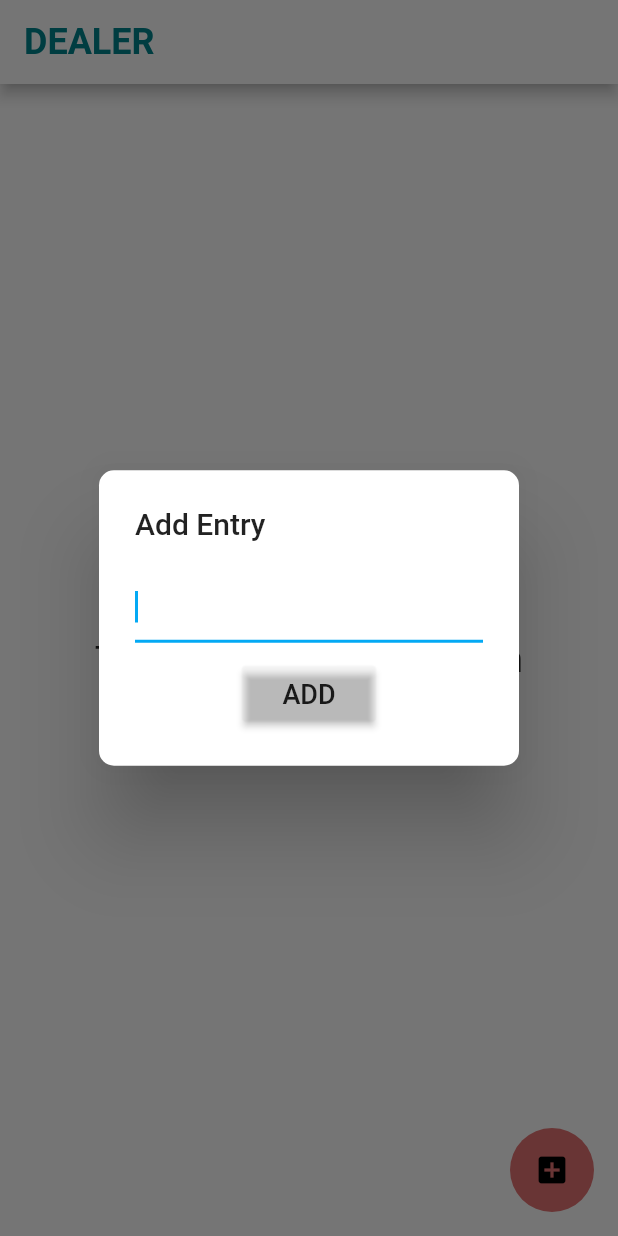
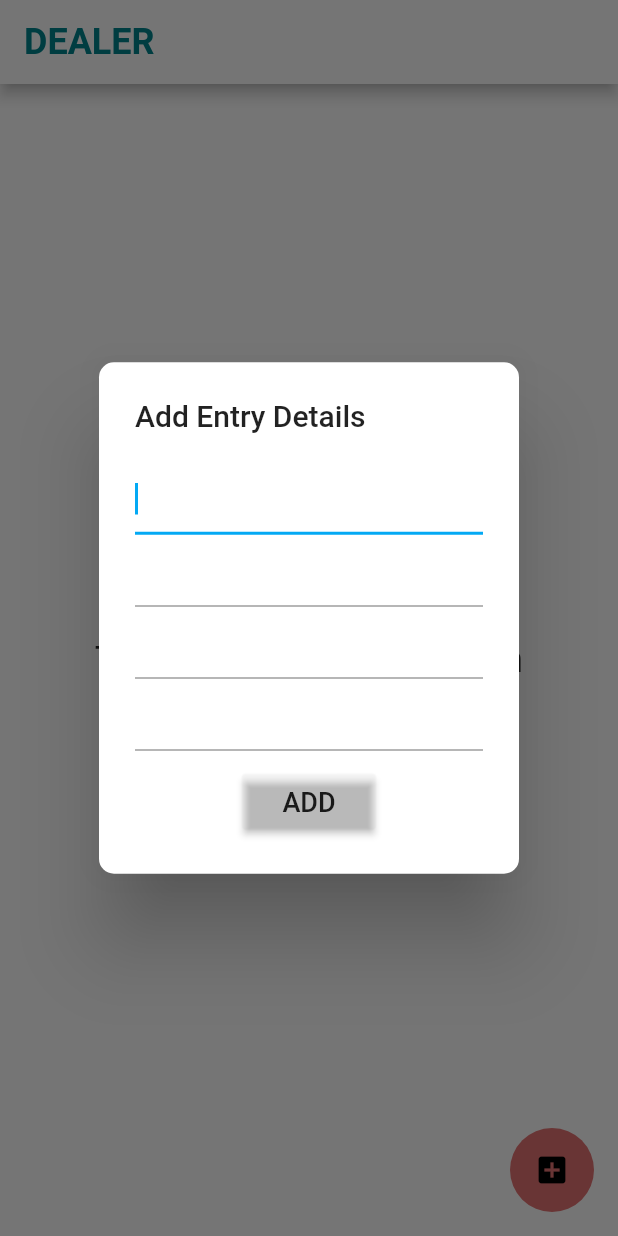
Before and after one commit to axactstudios/ledgerapp, a Flutter app: the screen it shows after launch, after a tap on the "add box" icon, on a phone screen of 412 x 824 dp. Run offline on Flutter 3.47's test engine with Material 2 defaults, Android fonts, the phone set to English and light mode, and no system bars; our stand-ins replace firebase_database; accounts and stored records are empty; Roboto replaces fonts that are missing (Jost, Nunito, Raleway).

Commit message:
firebase to dealers screen

```diff
--- a/lib/Screens/DealerScreen.dart
+++ b/lib/Screens/DealerScreen.dart
@@ -1,6 +1,7 @@
 import 'package:flutter/material.dart';
 
 import '../Classes/Constants.dart';
+import 'package:firebase_database/firebase_database.dart';
 
 class dealerScreen extends StatefulWidget {
   static String tag = 'dealer-page';
@@ -9,7 +10,10 @@ class dealerScreen extends StatefulWidget {
 }
 
 class _dealerState extends State<dealerScreen> {
-  final texteditingcontroller = TextEditingController();
+  final texteditingcontroller1 = TextEditingController();
+  final texteditingcontroller2 = TextEditingController();
+  final texteditingcontroller3 = TextEditingController();
+  final texteditingcontroller4 = TextEditingController();
   bool validated = true;
   String errtext = "";
   String entryedited = "";
@@ -19,7 +23,11 @@ class _dealerState extends State<dealerScreen> {
   }
 
   void showalertdialog() {
-    texteditingcontroller.text = "";
+    texteditingcontroller1.text = "";
+    texteditingcontroller2.text = "";
+    texteditingcontroller3.text = "";
+    texteditingcontroller4.text = "";
+
     showDialog(
         context: context,
         builder: (context) {
@@ -29,13 +37,55 @@ class _dealerState extends State<dealerScreen> {
                 borderRadius: BorderRadius.circular(10.0),
               ),
               title: Text(
-                "Add Entry",
+                "Add Entry Details",
               ),
               content: Column(
                 mainAxisSize: MainAxisSize.min,
                 children: <Widget>[
                   TextField(
-                    controller: texteditingcontroller,
+                    controller: texteditingcontroller1,
+                    autofocus: true,
+                    onChanged: (_val) {
+                      entryedited = _val;
+                    },
+                    style: TextStyle(
+                      fontSize: 18.0,
+                      fontFamily: "Raleway",
+                    ),
+                    decoration: InputDecoration(
+                      errorText: validated ? null : errtext,
+                    ),
+                  ),
+                  TextField(
+                    controller: texteditingcontroller2,
+                    autofocus: true,
+                    onChanged: (_val) {
+                      entryedited = _val;
+                    },
+                    style: TextStyle(
+                      fontSize: 18.0,
+                      fontFamily: "Raleway",
+                    ),
+                    decoration: InputDecoration(
+                      errorText: validated ? null : errtext,
+                    ),
+                  ),
+                  TextField(
+                    controller: texteditingcontroller3,
+                    autofocus: true,
+                    onChanged: (_val) {
+                      entryedited = _val;
+                    },
+                    style: TextStyle(
+                      fontSize: 18.0,
+                      fontFamily: "Raleway",
+                    ),
+                    decoration: InputDecoration(
+                      errorText: validated ? null : errtext,
+                    ),
+                  ),
+                  TextField(
+                    controller: texteditingcontroller4,
                     autofocus: true,
                     onChanged: (_val) {
                       entryedited = _val;
@@ -57,18 +107,21 @@ class _dealerState extends State<dealerScreen> {
                       children: <Widget>[
                         RaisedButton(
                           onPressed: () {
-                            if (texteditingcontroller.text.isEmpty) {
+                            if (texteditingcontroller1.text.isEmpty) {
                               setState(() {
                                 errtext = "Can't Be Empty";
                                 validated = false;
                               });
-                            } else if (texteditingcontroller.text.length >
-                                512) {
-                              setState(() {
-                                errtext = "Too may Chanracters";
-                                validated = false;
-                              });
-                            } else {
+                            }
+                             else {
+                              FirebaseDatabase.instance.reference()
+                                  .child("Admin")
+                                  .child("Division Head")
+                                  .child("Dealers")
+                                  .child("'${texteditingcontroller1.text}'")
+                                  .child('${texteditingcontroller2.text}')
+                                  .set({'Record Field 1': texteditingcontroller3.text, 'Record Field 2': texteditingcontroller4.text});
+
                               addentry();
                             }
                           },
```
